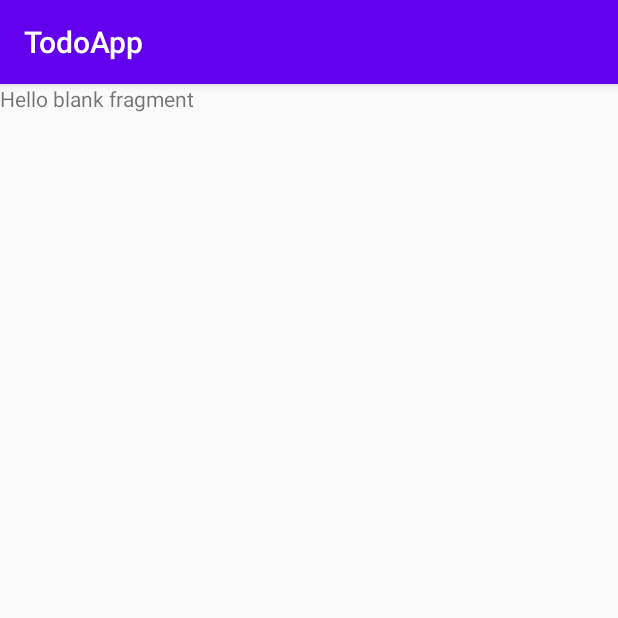
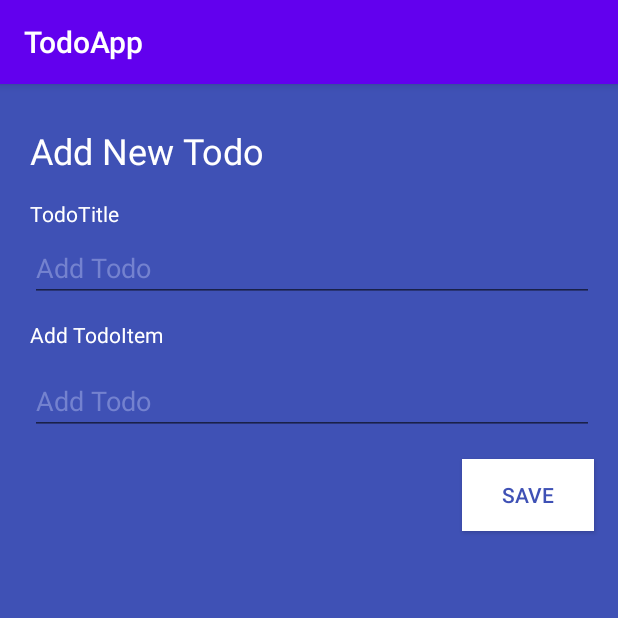
Before and after one commit to rockink/todoApp, an Android app: the TodoAddFragment screen opened through its navigation route, on a phone screen of 412 x 824 dp, the top half of it. Run offline under Robolectric (Android 15) with nearby library versions, the phone set to English and light mode, and no system bars; 2 statements that could not run were skipped.

Commit message:
implementing TodoAppFragment; also making viewModels sharable across multiple fragments

```diff
--- a/app/src/main/java/com/proAndroid/todoapp/ui/todoAdd/TodoAddFragment.kt
+++ b/app/src/main/java/com/proAndroid/todoapp/ui/todoAdd/TodoAddFragment.kt
@@ -5,9 +5,19 @@ import androidx.fragment.app.Fragment
 import android.view.LayoutInflater
 import android.view.View
 import android.view.ViewGroup
+import androidx.fragment.app.activityViewModels
+import androidx.fragment.app.viewModels
+import androidx.navigation.fragment.findNavController
 import com.proAndroid.todoapp.R
+import com.proAndroid.todoapp.ui.todoDisplay.Todo
+import com.proAndroid.todoapp.ui.todoDisplay.TodoViewModel
+import com.proAndroid.todoapp.ui.todoDisplay.TodoViewModelFactory
+import kotlinx.android.synthetic.main.fragment_todo_add.view.*
 
 class TodoAddFragment : Fragment() {
+
+    private val todoViewModel by activityViewModels<TodoViewModel> { TodoViewModelFactory() }
+
     override fun onCreateView(
         inflater: LayoutInflater, container: ViewGroup?,
         savedInstanceState: Bundle?
@@ -17,7 +27,19 @@ class TodoAddFragment : Fragment() {
     }
 
     override fun onViewCreated(view: View, savedInstanceState: Bundle?) {
-        super.onViewCreated(view, savedInstanceState)
+        view.saveButton.setOnClickListener {
+            val title = view.totoTitleEditText.text.toString()
+            val todoItem = view.addTodoItemEditText.text.toString()
+            val todoToAdd = Todo(
+                title = title,
+                todoListItem = todoItem,
+                imageResource = R.drawable.programming_image
+            )
+            todoViewModel.addItem(todoToAdd)
+
+            // navigate back to main screen
+            findNavController().navigate(R.id.action_todoAddFragment_to_todoDisplayFragment)
+        }
     }
 
     companion object {
--- a/app/src/main/java/com/proAndroid/todoapp/ui/todoDisplay/TodoDisplayFragment.kt
+++ b/app/src/main/java/com/proAndroid/todoapp/ui/todoDisplay/TodoDisplayFragment.kt
@@ -6,6 +6,7 @@ import android.view.LayoutInflater
 import android.view.View
 import android.view.ViewGroup
 import androidx.activity.viewModels
+import androidx.fragment.app.activityViewModels
 import androidx.fragment.app.viewModels
 import androidx.lifecycle.Observer
 import androidx.navigation.fragment.findNavController
@@ -15,7 +16,7 @@ import kotlinx.android.synthetic.main.activity_main.*
 import kotlinx.android.synthetic.main.activity_main.view.*
 
 class TodoDisplayFragment : Fragment() {
-    private val todoViewModel by viewModels<TodoViewModel> { TodoViewModelFactory() }
+    private val todoViewModel by activityViewModels<TodoViewModel> { TodoViewModelFactory() }
 
     override fun onCreateView(
         inflater: LayoutInflater, container: ViewGroup?,
@@ -41,9 +42,6 @@ class TodoDisplayFragment : Fragment() {
             // go to the todoAddFragment
             findNavController()
                 .navigate(R.id.action_todoDisplayFragment_to_todoAddFragment)
-//            todoViewModel.addItem(
-//                todo.copy(title = todo.title + System.currentTimeMillis())
-//            )
         }
     }
 
--- a/app/src/main/java/com/proAndroid/todoapp/ui/todoDisplay/TodoViewModel.kt
+++ b/app/src/main/java/com/proAndroid/todoapp/ui/todoDisplay/TodoViewModel.kt
@@ -31,7 +31,8 @@ class TodoViewModel(private val todoService: RemoteTodoService, private val user
 
     init {
         backgroundScope.launch { //this is a Good practice! This is for demonstration
-            updateDataFromRemoteCalls()
+            // no calls for a while, so we have less amount of todos for test
+            // updateDataFromRemoteCalls()
         }
     }
 
--- a/app/src/main/res/layout/activity_main.xml
+++ b/app/src/main/res/layout/activity_main.xml
@@ -4,7 +4,7 @@
     xmlns:tools="http://schemas.android.com/tools"
     android:layout_width="match_parent"
     android:layout_height="match_parent"
-    android:background="#3F51B5"
+    android:background="@color/backgroundColor"
     tools:context=".MainActivity">
 
     <TextView
--- a/app/src/main/res/layout/fragment_todo_add.xml
+++ b/app/src/main/res/layout/fragment_todo_add.xml
@@ -1,14 +1,96 @@
 <?xml version="1.0" encoding="utf-8"?>
-<FrameLayout xmlns:android="http://schemas.android.com/apk/res/android"
+<androidx.constraintlayout.widget.ConstraintLayout xmlns:android="http://schemas.android.com/apk/res/android"
+    xmlns:app="http://schemas.android.com/apk/res-auto"
     xmlns:tools="http://schemas.android.com/tools"
     android:layout_width="match_parent"
     android:layout_height="match_parent"
+    android:background="@color/backgroundColor"
     tools:context=".ui.todoAdd.TodoAddFragment">
 
-    <!-- TODO: Update blank fragment layout -->
+
+    <androidx.constraintlayout.widget.Guideline
+        android:id="@+id/guideline"
+        android:layout_width="wrap_content"
+        android:layout_height="wrap_content"
+        android:orientation="vertical"
+        app:layout_constraintGuide_begin="20dp" />
+
     <TextView
-        android:layout_width="match_parent"
-        android:layout_height="match_parent"
-        android:text="@string/hello_blank_fragment" />
+        android:id="@+id/header"
+        android:layout_width="wrap_content"
+        android:layout_height="wrap_content"
+        android:layout_marginTop="28dp"
+        android:text="Add New Todo"
+        android:textColor="@android:color/white"
+        android:textSize="24sp"
+        app:layout_constraintStart_toStartOf="@+id/guideline"
+        app:layout_constraintTop_toTopOf="parent" />
 
-</FrameLayout>
+    <TextView
+        android:id="@+id/todoTitleLabel"
+        android:layout_width="wrap_content"
+        android:layout_height="wrap_content"
+        android:layout_marginTop="16dp"
+        android:text="TodoTitle"
+        android:textColor="@android:color/white"
+        app:layout_constraintStart_toStartOf="@+id/guideline"
+        app:layout_constraintTop_toBottomOf="@+id/header" />
+
+    <TextView
+        android:id="@+id/addTodoItemLabel"
+        android:layout_width="wrap_content"
+        android:layout_height="wrap_content"
+        android:layout_marginTop="12dp"
+        android:text="Add TodoItem"
+        android:textColor="@android:color/white"
+        app:layout_constraintStart_toStartOf="@+id/guideline"
+        app:layout_constraintTop_toBottomOf="@+id/totoTitleEditText" />
+
+    <EditText
+        android:id="@+id/totoTitleEditText"
+        android:layout_width="0dp"
+        android:layout_height="wrap_content"
+        android:layout_marginTop="4dp"
+        android:ems="10"
+        android:hint="Add Todo"
+        android:inputType="textPersonName"
+        android:textColor="@android:color/white"
+        android:textColorHint="#7482CF"
+        app:layout_constraintEnd_toStartOf="@+id/guideline2"
+        app:layout_constraintHorizontal_bias="1.0"
+        app:layout_constraintStart_toStartOf="@+id/guideline"
+        app:layout_constraintTop_toBottomOf="@+id/todoTitleLabel" />
+
+    <EditText
+        android:id="@+id/addTodoItemEditText"
+        android:layout_width="0dp"
+        android:layout_height="wrap_content"
+        android:layout_marginTop="12dp"
+        android:ems="10"
+        android:hint="Add Todo"
+        android:inputType="textPersonName"
+        android:textColor="@android:color/white"
+        android:textColorHint="#7482CF"
+        app:layout_constraintEnd_toStartOf="@+id/guideline2"
+        app:layout_constraintHorizontal_bias="0.0"
+        app:layout_constraintStart_toStartOf="@+id/guideline"
+        app:layout_constraintTop_toBottomOf="@+id/addTodoItemLabel" />
+
+    <androidx.constraintlayout.widget.Guideline
+        android:id="@+id/guideline2"
+        android:layout_width="wrap_content"
+        android:layout_height="wrap_content"
+        android:orientation="vertical"
+        app:layout_constraintGuide_end="16dp" />
+
+    <Button
+        android:id="@+id/saveButton"
+        android:layout_width="wrap_content"
+        android:layout_height="wrap_content"
+        android:layout_marginTop="16dp"
+        android:background="@android:color/white"
+        android:text="Save"
+        android:textColor="@color/backgroundColor"
+        app:layout_constraintEnd_toStartOf="@+id/guideline2"
+        app:layout_constraintTop_toBottomOf="@+id/addTodoItemEditText" />
+</androidx.constraintlayout.widget.ConstraintLayout>
--- a/app/src/main/res/navigation/nav_graph.xml
+++ b/app/src/main/res/navigation/nav_graph.xml
@@ -20,5 +20,9 @@
         android:id="@+id/todoAddFragment"
         android:name="com.proAndroid.todoapp.ui.todoAdd.TodoAddFragment"
         android:label="fragment_todo_add"
-        tools:layout="@layout/fragment_todo_add" />
+        tools:layout="@layout/fragment_todo_add" >
+        <action
+            android:id="@+id/action_todoAddFragment_to_todoDisplayFragment"
+            app:destination="@id/todoDisplayFragment" />
+    </fragment>
 </navigation>
--- a/app/src/main/res/values/colors.xml
+++ b/app/src/main/res/values/colors.xml
@@ -3,4 +3,5 @@
     <color name="colorPrimary">#6200EE</color>
     <color name="colorPrimaryDark">#3700B3</color>
     <color name="colorAccent">#03DAC5</color>
+    <color name="backgroundColor">#3F51B5</color>
 </resources>
```
